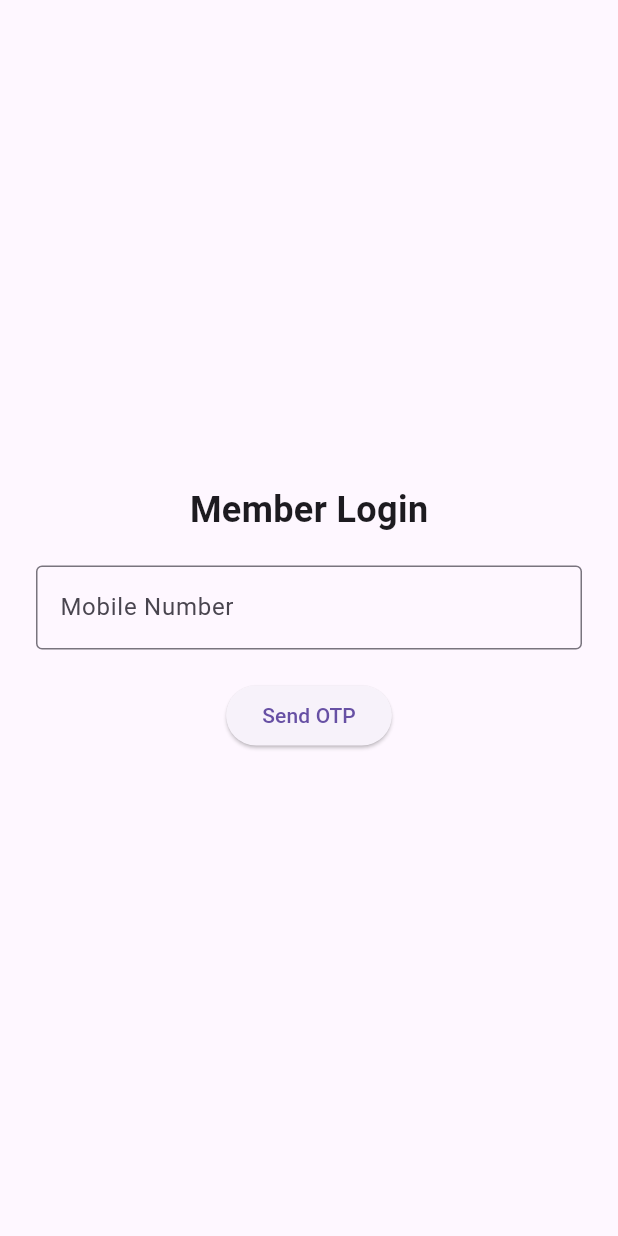
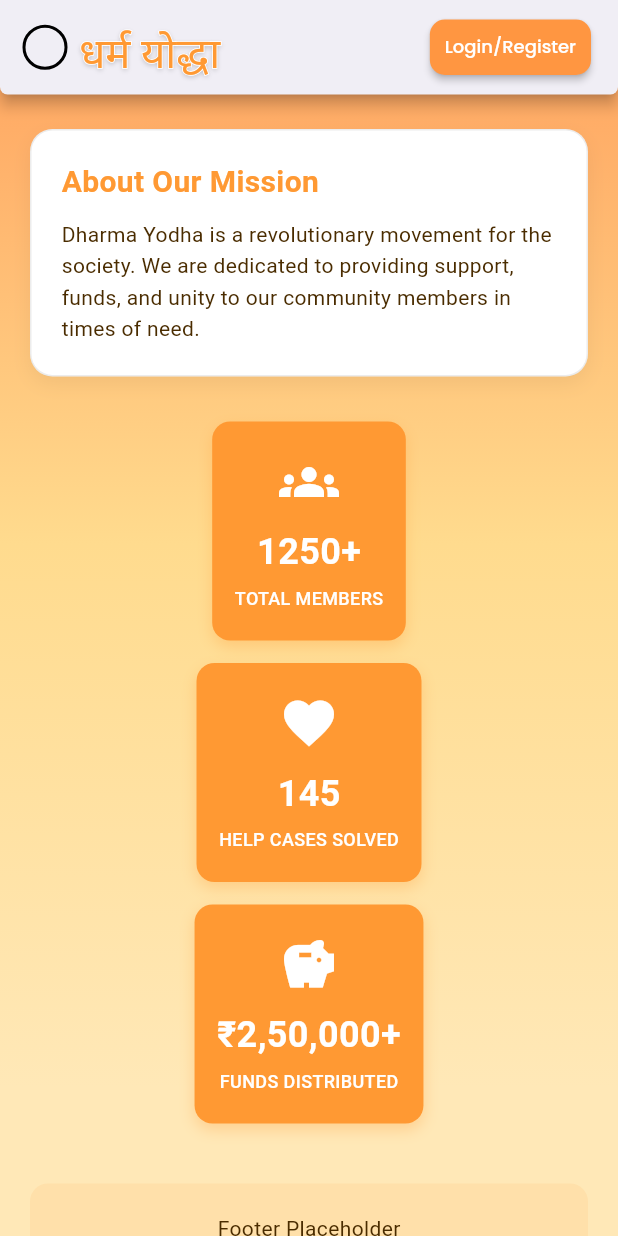
Before and after one commit to ItsMonkeyDLuffy/MemberManagementApp, a Flutter app: the screen it shows after launch, on a phone screen of 412 x 824 dp. Run offline on Flutter 3.47's test engine with Material 3 defaults, Android fonts, the phone set to English and light mode, and no system bars; our stand-ins replace cloud_firestore, firebase_auth, firebase_core, google_fonts; accounts and stored records are empty; Roboto replaces fonts that are missing (Anek Devanagari).

Commit message:
app bar complete

```diff
--- /dev/null
+++ b/lib/core/constants/colors.dart
@@ -0,0 +1,25 @@
+import 'package:flutter/material.dart';
+
+class AppColors {
+  // Brand Colors
+  static const Color primary = Color(0xFFFF9933); // Saffron (Buttons, Headers)
+  static const Color background = Color(0xFFFFF5E1); // Cream (Main Background)
+
+  // Text Colors
+  static const Color textPrimary = Color(
+    0xFF4A2C00,
+  ); // Dark Brown (High Contrast)
+  static const Color textSecondary = Color(
+    0xFF8D6E63,
+  ); // Light Brown (Subtitles)
+  static const Color white = Colors.white;
+
+  // Status & UI
+  static const Color success = Color(
+    0xFF2E7D32,
+  ); // Dark Green for "Active" status
+  static const Color error = Color(0xFFD32F2F); // Red
+  static const Color fieldBorder = Color(
+    0xFFFFCC80,
+  ); // Light Orange border for inputs
+}
--- /dev/null
+++ b/lib/core/enums/app_bar_type.dart
@@ -0,0 +1 @@
+enum DharmaAppBarType { publicHome, login, admin, dashboard, custom }
--- /dev/null
+++ b/lib/core/theme/app_theme.dart
@@ -0,0 +1,85 @@
+import 'package:flutter/material.dart';
+import 'package:google_fonts/google_fonts.dart'; // <--- Import added
+import '../constants/colors.dart';
+
+class AppTheme {
+  static ThemeData get lightTheme {
+    return ThemeData(
+      useMaterial3: true,
+
+      // Global Colors
+      primaryColor: AppColors.primary,
+      scaffoldBackgroundColor:
+          AppColors.background, // Cream background globally
+      // ✅ TEXT THEME: Anek Devanagari applied globally
+      textTheme: GoogleFonts.anekDevanagariTextTheme()
+          .apply(
+            bodyColor:
+                AppColors.textPrimary, // Applies to bodyLarge, bodyMedium, etc.
+            displayColor:
+                AppColors.textPrimary, // Applies to headlines, titles, etc.
+          )
+          .copyWith(
+            // We can still override specific styles if needed, merging with the font
+            titleLarge: GoogleFonts.anekDevanagari(
+              color: AppColors.textPrimary,
+              fontWeight: FontWeight.bold,
+              fontSize: 22, // Standardizing title size
+            ),
+          ),
+
+      // AppBar Theme (Transparent with Brown Text)
+      appBarTheme: AppBarTheme(
+        backgroundColor: Colors.transparent,
+        elevation: 0,
+        centerTitle: true,
+        iconTheme: const IconThemeData(color: AppColors.textPrimary),
+        titleTextStyle: GoogleFonts.anekDevanagari(
+          // Ensure AppBar uses the font too
+          color: AppColors.textPrimary,
+          fontSize: 22,
+          fontWeight: FontWeight.bold,
+        ),
+      ),
+
+      // Button Theme (Saffron Background, White Text)
+      elevatedButtonTheme: ElevatedButtonThemeData(
+        style: ElevatedButton.styleFrom(
+          backgroundColor: AppColors.primary,
+          foregroundColor: AppColors.white,
+          elevation: 2,
+          shape: RoundedRectangleBorder(borderRadius: BorderRadius.circular(8)),
+          textStyle: GoogleFonts.anekDevanagari(
+            // Font for buttons
+            fontSize: 16,
+            fontWeight: FontWeight.bold,
+          ),
+          padding: const EdgeInsets.symmetric(vertical: 14, horizontal: 24),
+        ),
+      ),
+
+      // Input Field Theme (White box with Orange border)
+      inputDecorationTheme: InputDecorationTheme(
+        filled: true,
+        fillColor: AppColors.white,
+        contentPadding: const EdgeInsets.symmetric(
+          horizontal: 16,
+          vertical: 14,
+        ),
+        border: OutlineInputBorder(
+          borderRadius: BorderRadius.circular(10),
+          borderSide: const BorderSide(color: AppColors.fieldBorder),
+        ),
+        enabledBorder: OutlineInputBorder(
+          borderRadius: BorderRadius.circular(10),
+          borderSide: const BorderSide(color: AppColors.fieldBorder),
+        ),
+        focusedBorder: OutlineInputBorder(
+          borderRadius: BorderRadius.circular(10),
+          borderSide: const BorderSide(color: AppColors.primary, width: 2),
+        ),
+        labelStyle: const TextStyle(color: AppColors.textSecondary),
+      ),
+    );
+  }
+}
--- /dev/null
+++ b/lib/core/widgets/dharma_app_bar.dart
@@ -0,0 +1,149 @@
+import 'package:flutter/material.dart';
+import 'package:google_fonts/google_fonts.dart';
+import '../constants/colors.dart';
+import '/core/enums/app_bar_type.dart';
+
+class DharmaAppBar extends StatelessWidget implements PreferredSizeWidget {
+  final DharmaAppBarType type;
+  final VoidCallback? onPrimaryAction;
+  final Widget? customAction;
+
+  const DharmaAppBar({
+    super.key,
+    required this.type,
+    this.onPrimaryAction,
+    this.customAction,
+  });
+
+  @override
+  Widget build(BuildContext context) {
+    return AppBar(
+      backgroundColor: const Color(0xFEFEFEFE), // slightly softer white
+      elevation: 4,
+      shadowColor: Colors.black.withValues(alpha: 1),
+      toolbarHeight: 70, // 🔥 gives breathing room inside
+      automaticallyImplyLeading: false,
+      titleSpacing: 15,
+
+      // 🔻 Subtle curved bottom
+      shape: const RoundedRectangleBorder(
+        borderRadius: BorderRadius.vertical(bottom: Radius.circular(5)),
+      ),
+
+      // 🕉️ LEFT CONTENT
+      title: Row(
+        crossAxisAlignment: CrossAxisAlignment.center,
+        children: [
+          // Logo
+          Container(
+            width: 30,
+            height: 30,
+            decoration: BoxDecoration(
+              shape: BoxShape.circle,
+              border: Border.all(color: Colors.black, width: 2),
+            ),
+          ),
+          const SizedBox(width: 8),
+
+          // Title (optically centered)
+          Transform.translate(
+            offset: const Offset(0, 6),
+            child: Stack(
+              children: [
+                Text(
+                  "धर्म योद्धा",
+                  style: GoogleFonts.anekDevanagari(
+                    fontSize: 28, // 🔥 slightly smaller & cleaner
+                    fontWeight: FontWeight.w500,
+                    height: 1,
+                    foreground: Paint()
+                      ..style = PaintingStyle.stroke
+                      ..strokeWidth = 1
+                      ..color = Colors.white,
+                    shadows: const [
+                      Shadow(
+                        offset: Offset(0, 1.2),
+                        blurRadius: 4,
+                        color: Colors.black26,
+                      ),
+                    ],
+                  ),
+                ),
+                Text(
+                  "धर्म योद्धा",
+                  style: GoogleFonts.anekDevanagari(
+                    fontSize: 28,
+                    fontWeight: FontWeight.w500,
+                    height: 1,
+                    color: const Color(0xFFFF9933),
+                  ),
+                ),
+              ],
+            ),
+          ),
+        ],
+      ),
+
+      // 👉 RIGHT CONTENT
+      actions: [
+        Padding(
+          padding: const EdgeInsets.only(right: 18),
+          child: _buildAction(),
+        ),
+      ],
+    );
+  }
+
+  Widget _buildAction() {
+    switch (type) {
+      case DharmaAppBarType.publicHome:
+        return _actionButton("Login/Register");
+
+      case DharmaAppBarType.login:
+        return _actionButton("Admin Login");
+
+      case DharmaAppBarType.dashboard:
+        return IconButton(
+          icon: const Icon(Icons.menu, color: AppColors.primary),
+          onPressed: onPrimaryAction,
+        );
+
+      case DharmaAppBarType.custom:
+        return customAction ?? const SizedBox();
+
+      default:
+        return const SizedBox();
+    }
+  }
+
+  Widget _actionButton(String label) {
+    return ElevatedButton(
+      onPressed: onPrimaryAction,
+      style: ElevatedButton.styleFrom(
+        backgroundColor: const Color(0xFFFF9641),
+        elevation: 2,
+
+        minimumSize: const Size(0, 37),
+        // 🔥 KEY PART — padding controls width
+        padding: const EdgeInsets.symmetric(
+          horizontal: 10, // 👈 controls width
+          vertical: 7, // 👈 keeps height same
+        ),
+
+        shape: RoundedRectangleBorder(borderRadius: BorderRadius.circular(10)),
+        tapTargetSize: MaterialTapTargetSize.shrinkWrap,
+      ),
+      child: Text(
+        label,
+        style: GoogleFonts.poppins(
+          fontSize: 12,
+          fontWeight: FontWeight.w500,
+          color: Colors.white,
+        ),
+      ),
+    );
+  }
+
+  @override
+  Size get preferredSize => const Size.fromHeight(63);
+}
--- /dev/null
+++ b/lib/core/widgets/gradient_background.dart
@@ -0,0 +1,26 @@
+import 'package:flutter/material.dart';
+
+class GradientBackground extends StatelessWidget {
+  final Widget child;
+
+  const GradientBackground({super.key, required this.child});
+
+  @override
+  Widget build(BuildContext context) {
+    return Container(
+      decoration: const BoxDecoration(
+        gradient: LinearGradient(
+          begin: Alignment.topCenter,
+          end: Alignment.bottomCenter,
+          stops: [0.0, 0.44, 0.88],
+          colors: [
+            Color(0xFFFFA05C), // Top Orange
+            Color(0xFFFFDB8E), // Mid
+            Color(0xFFFFE8B7), // Bottom Cream
+          ],
+        ),
+      ),
+      child: child,
+    );
+  }
+}
--- /dev/null
+++ b/lib/features/shared/screens/public_home_page.dart
@@ -0,0 +1,198 @@
+import 'package:flutter/material.dart';
+import 'package:google_fonts/google_fonts.dart';
+import '../../../core/constants/colors.dart';
+import '../../../core/widgets/gradient_background.dart';
+import '../../../core/widgets/dharma_app_bar.dart'; // ✅ Import New App Bar
+import '/../core/enums/app_bar_type.dart';
+
+class PublicHomePage extends StatelessWidget {
+  const PublicHomePage({super.key});
+
+  @override
+  Widget build(BuildContext context) {
+    final size = MediaQuery.of(context).size;
+    final bool isDesktop = size.width > 600;
+
+    return Scaffold(
+      extendBodyBehindAppBar: true, // 🔥 KEY LINE
+      backgroundColor: Colors.transparent,
+
+      // ✅ NEW: Use the Global App Bar here
+      appBar: DharmaAppBar(
+        type: DharmaAppBarType.publicHome,
+        onPrimaryAction: () {
+          Navigator.pushNamed(context, '/login');
+        },
+      ),
+
+      // Body wrapped in Gradient
+      body: GradientBackground(
+        child: SingleChildScrollView(
+          padding: EdgeInsets.only(
+            left: 20,
+            right: 20,
+            bottom: 20,
+
+            // 🔥 KEY FIX: push content below AppBar + status bar
+            top: kToolbarHeight + MediaQuery.of(context).padding.top + 30,
+          ),
+          child: Column(
+            crossAxisAlignment: CrossAxisAlignment.stretch,
+            children: [
+              // --- 1. ABOUT MISSION CARD ---
+              Container(
+                padding: const EdgeInsets.all(20),
+                decoration: BoxDecoration(
+                  color: Colors.white,
+                  borderRadius: BorderRadius.circular(15),
+                  boxShadow: [
+                    BoxShadow(
+                      color: Colors.black.withOpacity(0.05),
+                      blurRadius: 10,
+                      offset: const Offset(0, 5),
+                    ),
+                  ],
+                  border: Border.all(color: Colors.grey.withOpacity(0.2)),
+                ),
+                child: Column(
+                  crossAxisAlignment: CrossAxisAlignment.start,
+                  children: [
+                    Text(
+                      "About Our Mission",
+                      style: GoogleFonts.anekDevanagari(
+                        fontSize: 20,
+                        fontWeight: FontWeight.bold,
+                        color: AppColors.primary,
+                      ),
+                    ),
+                    const SizedBox(height: 10),
+                    Text(
+                      "Dharma Yodha is a revolutionary movement for the society. We are dedicated to providing support, funds, and unity to our community members in times of need.",
+                      style: GoogleFonts.anekDevanagari(
+                        fontSize: 14,
+                        color: AppColors.textPrimary,
+                        height: 1.5,
+                      ),
+                    ),
+                  ],
+                ),
+              ),
+
+              const SizedBox(height: 30),
+
+              // --- 2. STATS CARDS ---
+              isDesktop
+                  ? Row(
+                      children: [
+                        Expanded(
+                          child: _buildStatCard(
+                            Icons.groups,
+                            "1250+",
+                            "TOTAL MEMBERS",
+                          ),
+                        ),
+                        const SizedBox(width: 20),
+                        Expanded(
+                          child: _buildStatCard(
+                            Icons.favorite,
+                            "145",
+                            "HELP CASES SOLVED",
+                          ),
+                        ),
+                        const SizedBox(width: 20),
+                        Expanded(
+                          child: _buildStatCard(
+                            Icons.savings,
+                            "₹2,50,000+",
+                            "FUNDS DISTRIBUTED",
+                          ),
+                        ),
+                      ],
+                    )
+                  : Column(
+                      children: [
+                        _buildStatCard(Icons.groups, "1250+", "TOTAL MEMBERS"),
+                        const SizedBox(height: 15),
+                        _buildStatCard(
+                          Icons.favorite,
+                          "145",
+                          "HELP CASES SOLVED",
+                        ),
+                        const SizedBox(height: 15),
+                        _buildStatCard(
+                          Icons.savings,
+                          "₹2,50,000+",
+                          "FUNDS DISTRIBUTED",
+                        ),
+                      ],
+                    ),
+
+              const SizedBox(height: 40),
+
+              // --- 3. FOOTER ---
+              _buildFooter(),
+            ],
+          ),
+        ),
+      ),
+    );
+  }
+
+  // ... (Keep your helper methods _buildStatCard and _buildFooter below)
+
+  Widget _buildStatCard(IconData icon, String value, String label) {
+    return Container(
+      padding: const EdgeInsets.symmetric(vertical: 20, horizontal: 15),
+      decoration: BoxDecoration(
+        color: AppColors.primary,
+        borderRadius: BorderRadius.circular(12),
+        boxShadow: [
+          BoxShadow(
+            color: AppColors.primary.withOpacity(0.3),
+            blurRadius: 8,
+            offset: const Offset(0, 4),
+          ),
+        ],
+      ),
+      child: Column(
+        children: [
+          Icon(icon, color: Colors.white, size: 40),
+          const SizedBox(height: 10),
+          Text(
+            value,
+            style: GoogleFonts.anekDevanagari(
+              color: Colors.white,
+              fontSize: 24,
+              fontWeight: FontWeight.bold,
+            ),
+          ),
+          const SizedBox(height: 5),
+          Text(
+            label,
+            style: GoogleFonts.anekDevanagari(
+              color: Colors.white,
+              fontSize: 12,
+              fontWeight: FontWeight.w500,
+            ),
+          ),
+        ],
+      ),
+    );
+  }
+
+  Widget _buildFooter() {
+    return Container(
+      padding: const EdgeInsets.all(20),
+      decoration: BoxDecoration(
+        color: AppColors.primary.withOpacity(0.1),
+        borderRadius: BorderRadius.circular(12),
+      ),
+      child: Column(
+        children: [
+          // ... Your Footer Content
+          const Text("Footer Placeholder"),
+        ],
+      ),
+    );
+  }
+}
--- a/lib/features/shared/screens/splash_screen.dart
+++ b/lib/features/shared/screens/splash_screen.dart
@@ -0,0 +1,115 @@
+import 'package:flutter/material.dart';
+import 'package:google_fonts/google_fonts.dart';
+import 'dart:async';
+
+// ✅ UNCOMMENT or ADD the correct import for your Home Page
+import 'public_home_page.dart';
+
+class SplashScreen extends StatefulWidget {
+  const SplashScreen({super.key});
+
+  @override
+  State<SplashScreen> createState() => _SplashScreenState();
+}
+
+class _SplashScreenState extends State<SplashScreen> {
+  @override
+  void initState() {
+    super.initState();
+    // ⏳ Wait 3 seconds, then Navigate
+    Timer(const Duration(seconds: 2), () {
+      Navigator.pushReplacement(
+        context,
+        MaterialPageRoute(builder: (context) => const PublicHomePage()),
+      );
+    });
+  }
+
+  @override
+  Widget build(BuildContext context) {
+    // Get screen width to ensure we cover it all
+    final screenWidth = MediaQuery.of(context).size.width;
+
+    return Scaffold(
+      body: SafeArea(
+        top: true,
+        bottom: false,
+        child: Stack(
+          fit: StackFit.expand,
+          children: [
+            // 🔶 1. Gradient Background
+            Container(
+              decoration: const BoxDecoration(
+                gradient: LinearGradient(
+                  begin: Alignment.topCenter,
+                  end: Alignment.bottomCenter,
+                  stops: [0.0, 0.44, 0.88],
+                  colors: [
+                    Color(0xFFFFA05C),
+                    Color(0xFFFFDB8E),
+                    Color(0xFFFFE8B7),
+                  ],
+                ),
+              ),
+            ),
+
+            // 🚩 2. Background Flag (MANUALLY PULLED LEFT)
+            Positioned(
+              top: 0,
+              bottom: 0,
+              // 🔥 KEY FIX: Pull image 55px to the left to hide transparent gap
+              left: -55,
+              // Increase width slightly so it doesn't shrink
+              width: screenWidth + 60,
+              child: Opacity(
+                opacity: 0.3, // Your requested opacity
+                child: Image.asset(
+                  'assets/images/saffron_flag_bg.png',
+                  fit: BoxFit.cover,
+                  alignment: Alignment.topLeft,
+                ),
+              ),
+            ),
+
+            // 🕉️ 3. Center Text (Size 64, Stroke 3)
+            Center(
+              child: Stack(
+                children: [
+                  // Layer A: White Stroke
+                  Text(
+                    'धर्म योद्धा',
+                    style: GoogleFonts.anekDevanagari(
+                      fontSize: 64, // ✅ Kept your size
+                      fontWeight: FontWeight.bold,
+                      foreground: Paint()
+                        ..style = PaintingStyle.stroke
+                        ..strokeWidth =
+                            3 // ✅ Kept your stroke weight
+                        ..color = const Color(0xEEEEEEEE),
+                      shadows: [
+                        Shadow(
+                          offset: const Offset(2, 4),
+                          blurRadius: 10,
+                          color: Colors.black26,
+                        ), // Safe opacity method
+                      ],
+                    ),
+                  ),
+                  // Layer B: Orange Fill
+                  Text(
+                    'धर्म योद्धा',
+                    style: GoogleFonts.anekDevanagari(
+                      fontSize: 64, // ✅ Kept your size
+                      fontWeight: FontWeight.bold,
+                      color: const Color.fromARGB(255, 255, 143, 31),
+                    ),
+                  ),
+                ],
+              ),
+            ),
+          ],
+        ),
+      ),
+    );
+  }
+}
--- a/lib/main.dart
+++ b/lib/main.dart
@@ -3,20 +3,25 @@ import 'package:firebase_core/firebase_core.dart';
 import 'package:provider/provider.dart';
 import 'firebase_options.dart';
 
+// Theme Import
+import 'core/theme/app_theme.dart';
+
 // Feature Imports
-import 'app.dart';
+// import 'features/shared/screens/public_home_page.dart'; // Not needed here anymore, Splash handles navigation
+import 'features/shared/screens/splash_screen.dart'; // Ensure this path matches where you put the file
+
 import 'features/auth/logic/auth_controller.dart';
-import 'features/member/logic/beneficiary_controller.dart'; // <--- NEW IMPORT
+import 'features/member/logic/beneficiary_controller.dart';
 
 // Repository Interface Imports
 import 'data/repositories/interfaces/auth_repository.dart';
 import 'data/repositories/interfaces/member_repository.dart';
-import 'data/repositories/interfaces/beneficiary_repository.dart'; // <--- NEW IMPORT
+import 'data/repositories/interfaces/beneficiary_repository.dart';
 
 // Repository Implementation Imports
 import 'data/repositories/impl/auth_repository_firebase.dart';
 import 'data/repositories/impl/member_repository_firestore.dart';
-import 'data/repositories/impl/beneficiary_repository_firestore.dart'; // <--- NEW IMPORT
+import 'data/repositories/impl/beneficiary_repository_firestore.dart';
 
 void main() async {
   WidgetsFlutterBinding.ensureInitialized();
@@ -39,7 +44,7 @@ void main() async {
         // 2. Inject Member Repository (Firestore)
         Provider<MemberRepository>(create: (_) => MemberRepositoryFirestore()),
 
-        // 3. Inject Beneficiary Repository (Firestore) <-- NEW
+        // 3. Inject Beneficiary Repository (Firestore)
         Provider<BeneficiaryRepository>(
           create: (_) => BeneficiaryRepositoryFirestore(),
         ),
@@ -52,7 +57,7 @@ void main() async {
           ),
         ),
 
-        // 5. Inject Beneficiary Controller (Depends on Beneficiary & Auth Repos) <-- NEW
+        // 5. Inject Beneficiary Controller (Depends on Beneficiary & Auth Repos)
         ChangeNotifierProvider<BeneficiaryController>(
           create: (context) => BeneficiaryController(
             repo: context.read<BeneficiaryRepository>(),
@@ -64,3 +69,22 @@ void main() async {
     ),
   );
 }
+
+class MyApp extends StatelessWidget {
+  const MyApp({super.key});
+
+  @override
+  Widget build(BuildContext context) {
+    return MaterialApp(
+      title: 'Dharma Yodha',
+      debugShowCheckedModeBanner: false,
+
+      // ✅ APPLY THE SAFFRON THEME
+      theme: AppTheme.lightTheme,
+
+      // ✅ START WITH SPLASH SCREEN
+      // The Splash Screen will automatically navigate to PublicHomePage after 3 seconds
+      home: const SplashScreen(),
+    );
+  }
+}
--- a/pubspec.yaml
+++ b/pubspec.yaml
@@ -39,6 +39,7 @@ dependencies:
   provider: ^6.1.1 # For state management
   equatable: ^2.0.5 # For value comparison in models
   cloud_firestore: ^5.6.12
+  google_fonts: ^6.1.0 # <--- Add this
 
 dev_dependencies:
   flutter_test:
@@ -62,9 +63,8 @@ flutter:
   uses-material-design: true
 
   # To add assets to your application, add an assets section, like this:
-  # assets:
-  #   - images/a_dot_burr.jpeg
-  #   - images/a_dot_ham.jpeg
+  assets:
+    - assets/images/
 
   # An image asset can refer to one or more resolution-specific "variants", see
   # https://flutter.dev/to/resolution-aware-images
```
Also changed, not shown: assets/images/saffron_flag_bg.png (added), pubspec.lock, 1 other file.
